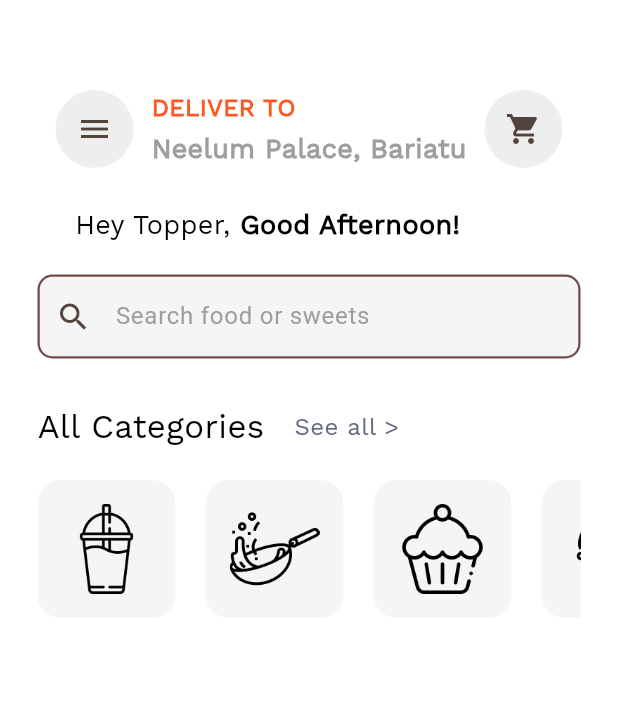
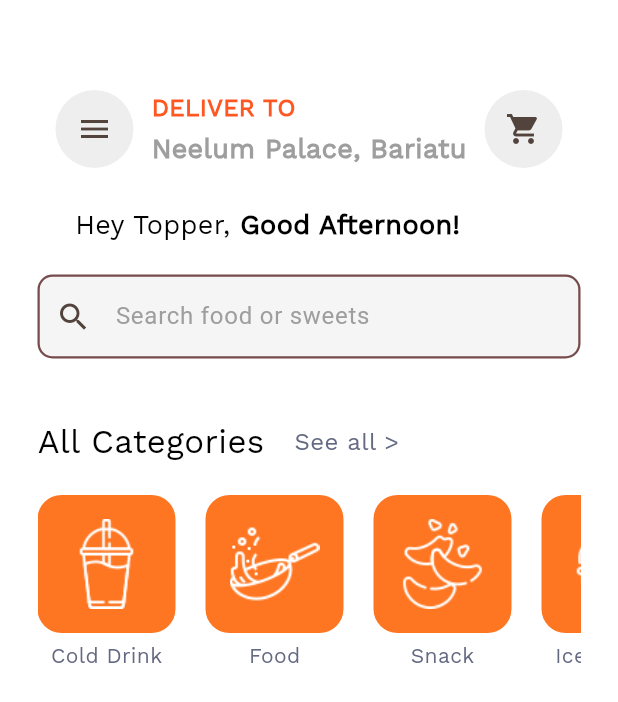
Before and after one commit to imtopper/c_paratha, a Flutter app: the HomePage screen opened by its route, on a phone screen of 412 x 824 dp. Shown: the top 702 px of the screen. Run offline on Flutter 3.47's test engine with Material 3 defaults, Android fonts, the phone set to English and light mode, and no system bars; our stand-ins replace smooth_page_indicator.

Commit message:
home modify
category added

```diff
--- a/chacha_paratha/lib/Screens/Home/home.dart
+++ b/chacha_paratha/lib/Screens/Home/home.dart
@@ -1,5 +1,5 @@
 import 'package:chacha_paratha/Widgets/UiHelper.dart';
-import 'package:chacha_paratha/Widgets/category.dart';
+import 'package:chacha_paratha/Widgets/category_item.dart';
 import 'package:flutter/material.dart';
 
 class HomePage extends StatefulWidget {
@@ -166,7 +166,7 @@ class _HomePageState extends State<HomePage> {
             ),
 
             SizedBox(
-              height: 30,
+              height: 40,
             ),
             Row(
               children: [
@@ -183,6 +183,7 @@ class _HomePageState extends State<HomePage> {
                   width: 20,
                 ),
                 Column(
+                  //crossAxisAlignment: CrossAxisAlignment.end,
                   children: [
                     GestureDetector(
                       child: UiHelper.customText(
@@ -203,42 +204,51 @@ class _HomePageState extends State<HomePage> {
               child: Row(
                 children: [
                   categoryItem(
-                      imgUrl: 'assets/images/icons/category/drink.png',
+                      imgUrl: 'assets/images/icons/category/drink-w.png',
+                      text: "Cold Drink",
                       onTap: () {}),
                   SizedBox(
                     width: 20,
                   ),
                   categoryItem(
-                      imgUrl: 'assets/images/icons/category/food.png',
+                      imgUrl: 'assets/images/icons/category/cooking-w.png',
+                      text: "Food",
                       onTap: () {}),
                   SizedBox(
                     width: 20,
                   ),
                   categoryItem(
-                      imgUrl: 'assets/images/icons/category/cupcake.png',
+                      imgUrl: 'assets/images/icons/category/snack-w.png',
+                      text: "Snack",
                       onTap: () {}),
                   SizedBox(
                     width: 20,
                   ),
                   categoryItem(
-                      imgUrl: 'assets/images/icons/category/ice-cream.png',
+                      imgUrl: 'assets/images/icons/category/ice-cream-w.png',
+                      text: "Ice-Cream",
+
                       onTap: () {}),
                   SizedBox(
                     width: 20,
                   ),
                   categoryItem(
-                      imgUrl: 'assets/images/icons/category/snack.png',
+                      imgUrl: 'assets/images/icons/category/cupcake-w.png',
+                      text: "Cake",
                       onTap: () {}),
                   SizedBox(
                     width: 20,
                   ),
                   categoryItem(
-                      imgUrl: 'assets/images/icons/category/sweet.png',
+                      imgUrl: 'assets/images/icons/category/gummy-w.png',
+                      text: "Sweet",
                       onTap: () {}),
                 ],
               ),
             )
           ],
+
+
         ),
       ),
     );
--- a/chacha_paratha/lib/Widgets/category.dart
+++ b/chacha_paratha/lib/Widgets/category_item.dart
@@ -1,24 +1,30 @@
+import 'package:chacha_paratha/Widgets/UiHelper.dart';
 import 'package:flutter/material.dart';
 
 class categoryItem extends StatelessWidget {
-  const categoryItem({super.key, required this.imgUrl, required this.onTap});
+  const categoryItem({super.key, required this.imgUrl, required this.onTap, required this.text});
   final String imgUrl;
+  final String text;
   final Function()? onTap;
 
   @override
   Widget build(BuildContext context) {
-    return GestureDetector(
+    return Column(
+      children: [
+        GestureDetector(
       child: Container(
                   padding: EdgeInsets.all(16.0),
                   decoration: BoxDecoration(
-                    color: Colors.grey.shade100,
+                    color: Color(0xffFF7622),
                     borderRadius: BorderRadius.circular(16),
                   ),
                   child: Image.asset(imgUrl,height: 60),
 
                 ),
-
-
+    ),
+    SizedBox(height: 5,),
+    UiHelper.customText(text: text, height: 14, )
+      ],
     );
   }
 }
--- /dev/null
+++ b/chacha_paratha/lib/Widgets/food_item.dart
@@ -0,0 +1,14 @@
+import 'package:flutter/material.dart';
+
+class FoodItem extends StatelessWidget {
+  const FoodItem({super.key, required this.imgUrl});
+  final String imgUrl;
+
+  @override
+  Widget build(BuildContext context) {
+    return Container(
+      height: 100,
+      child: Image.asset(imgUrl),
+    );
+  }
+}
```
Also changed, not shown: chacha_paratha/assets/images/icons/category/cooking-w.png (added), chacha_paratha/assets/images/icons/category/cupcake-w.png (added), chacha_paratha/assets/images/icons/category/cupcake.png (deleted), chacha_paratha/assets/images/icons/category/drink-w.png (added), chacha_paratha/assets/images/icons/category/drink.png (deleted), chacha_paratha/assets/images/icons/category/food.png (deleted), chacha_paratha/assets/images/icons/category/gummy-w.png (added), chacha_paratha/assets/images/icons/category/ice-cream-w.png (added), chacha_paratha/assets/images/icons/category/ice-cream.png (deleted), chacha_paratha/assets/images/icons/category/snack-w.png (added), chacha_paratha/assets/images/icons/category/snack.png (deleted), chacha_paratha/assets/images/icons/category/sweet.png (deleted), 4 other files.
